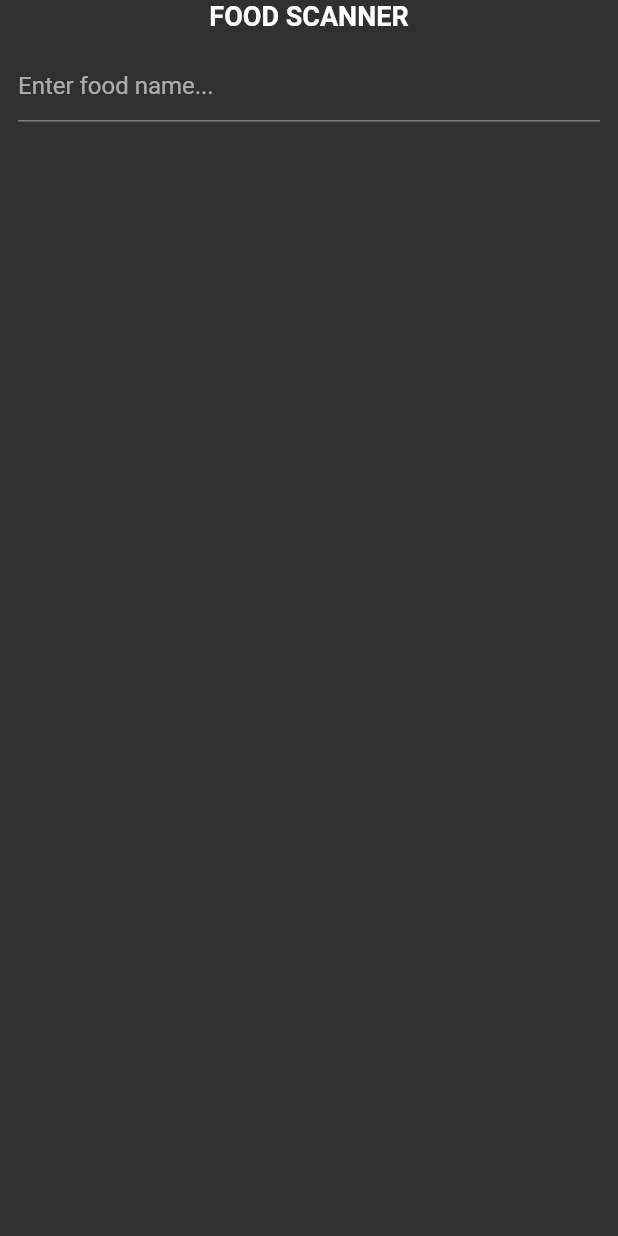
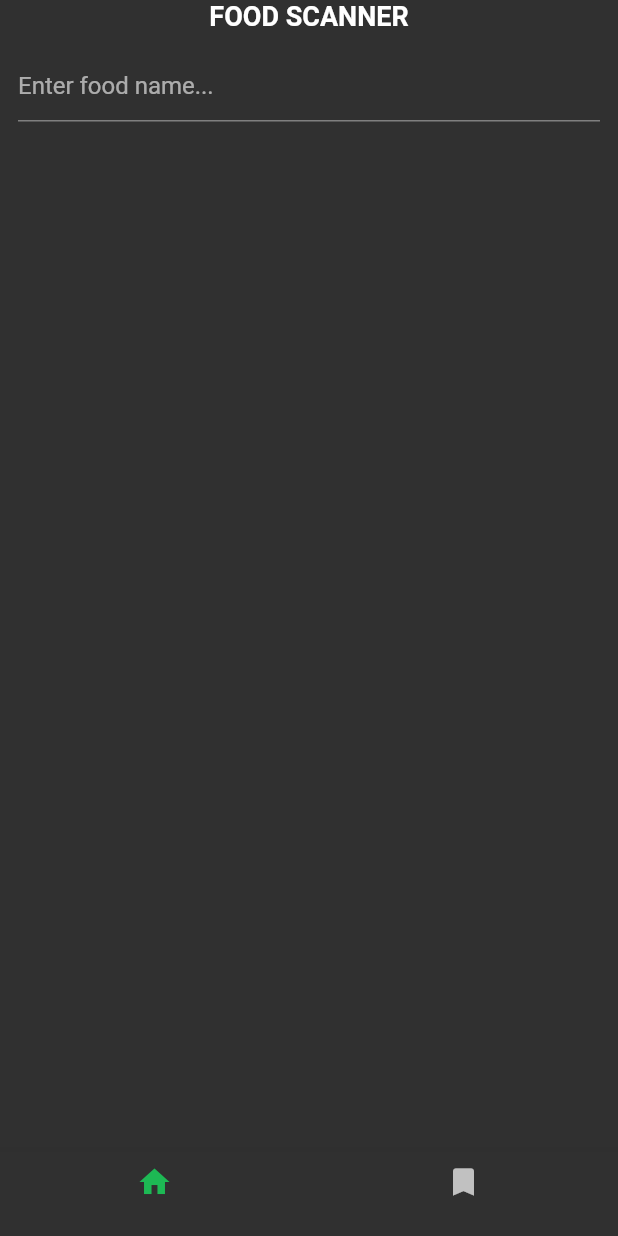
Before and after one commit to ThomHuynh/foodScanner, a Flutter app: the screen it shows after launch, on a phone screen of 412 x 824 dp. Run offline on Flutter 3.47's test engine with Material 2 defaults, Android fonts, the phone set to English and light mode, and no system bars.

Commit message:
implement bottomnavbar

```diff
--- a/lib/config/palette.dart
+++ b/lib/config/palette.dart
@@ -2,7 +2,7 @@ import 'package:flutter/material.dart';
 
 class Palette {
   static const Color background = Color(0xff121212);
-  static const Color surface = Color(0xff1535353);
+  static const Color surface = Color(0xff535353);
   static const Color onSurface = Color(0xffb3b3b3);
 
   static const Color primary = Color(0xff1DB954); // spotify green
--- a/lib/main.dart
+++ b/lib/main.dart
@@ -1,6 +1,6 @@
 import 'package:flutter/material.dart';
 import 'package:food_scanner/config/palette.dart';
-import 'package:food_scanner/screens/startScreen.dart';
+import 'package:food_scanner/screens/screens.dart';
 
 void main() => runApp(MyApp());
 
@@ -11,13 +11,11 @@ class MyApp extends StatelessWidget {
       title: 'Food Scanner',
       darkTheme: ThemeData(
         brightness: Brightness.dark,
-        // primarySwatch: ,
         primaryColor: Palette.primary,
-        accentColor: Palette.primary,
         visualDensity: VisualDensity.adaptivePlatformDensity,
       ),
       themeMode: ThemeMode.dark,
-      home: StartScreen(),
+      home: BottomNavScreen(),
     );
   }
 }
--- /dev/null
+++ b/lib/screens/bottom_nav_screen.dart
@@ -0,0 +1,51 @@
+import 'package:flutter/material.dart';
+import 'package:food_scanner/config/palette.dart';
+import 'package:food_scanner/screens/screens.dart';
+
+class BottomNavScreen extends StatefulWidget {
+  @override
+  _BottomNavScreenState createState() => _BottomNavScreenState();
+}
+
+class _BottomNavScreenState extends State<BottomNavScreen> {
+  final List _screens = [
+    HomeScreen(),
+    Scaffold(),
+    Scaffold(),
+    Scaffold(),
+  ];
+  int _currentIndex = 0;
+
+  @override
+  Widget build(BuildContext context) {
+    return Scaffold(
+      // backgroundColor: Palette.background,
+      body: _screens[_currentIndex],
+      bottomNavigationBar: BottomNavigationBar(
+        currentIndex: _currentIndex,
+        onTap: (index) => setState(() => _currentIndex = index),
+        selectedItemColor: Palette.primary,
+        // unselectedItemColor: Palette.onSurface,
+        items: [Icons.home, Icons.bookmark]
+            .asMap()
+            .map((key, value) => MapEntry(
+                  key,
+                  BottomNavigationBarItem(
+                    label: '',
+                    icon: Container(
+                      decoration: BoxDecoration(
+                          // color: _currentIndex == key
+                          //     ? Palette.onSurface
+                          //     : Colors.transparent,
+                          // borderRadius: BorderRadius.circular(20.0),
+                          ),
+                      child: Icon(value),
+                    ),
+                  ),
+                ))
+            .values
+            .toList(),
+      ),
+    );
+  }
+}
--- a/lib/screens/startScreen.dart
+++ b/lib/screens/homeScreen.dart
@@ -1,12 +1,12 @@
 import 'package:flutter/material.dart';
 import 'package:food_scanner/widgets/foodSearch.dart';
 
-class StartScreen extends StatefulWidget {
+class HomeScreen extends StatefulWidget {
   @override
-  _StartScreenState createState() => _StartScreenState();
+  _HomeScreenState createState() => _HomeScreenState();
 }
 
-class _StartScreenState extends State<StartScreen> {
+class _HomeScreenState extends State<HomeScreen> {
   @override
   Widget build(BuildContext context) {
     return Scaffold(
--- /dev/null
+++ b/lib/screens/screens.dart
@@ -0,0 +1,3 @@
+export 'bottom_nav_screen.dart';
+export 'homeScreen.dart';
+// export 'bookmarks.dart';
--- a/lib/services.dart
+++ b/lib/services.dart
@@ -25,7 +25,7 @@ Future<SearchResult> getSearchResults(String value) async {
 
 // TODO write api request for food detail
 getFoodDetails(int id) async {
-  Uri url = Uri.https('api.nal.usda.gov', '/fdc/v1/food/${id}', {
+  Uri url = Uri.https('api.nal.usda.gov', '/fdc/v1/food/$id', {
     'api_key': 'xdB5Kz8rvwFnQz6U6TWo1abZbnds3cZA8VIlHpOs',
   });
 
--- a/lib/widgets/foodList.dart
+++ b/lib/widgets/foodList.dart
@@ -27,7 +27,7 @@ class FoodList extends StatelessWidget {
           child: Card(
             child: ListTile(
               title: Text(food.description),
-              subtitle: Text(food.category ?? ''),
+              subtitle: Text('ID:${food.id}     ${food.category ?? ''}'),
             ),
           ),
           onTap: () {
```
Also changed, not shown: lib/screens/foodDetailsScreen.dart (+26 -4 lines), pubspec.lock.
